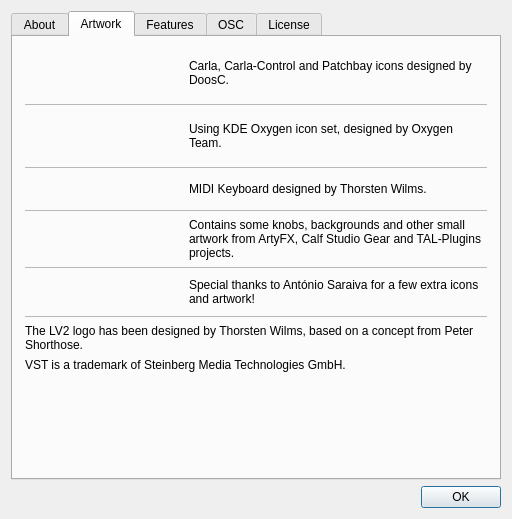
First picture: the form in resources/ui/carla_about.ui, repository falkTX/Carla, before the edit.
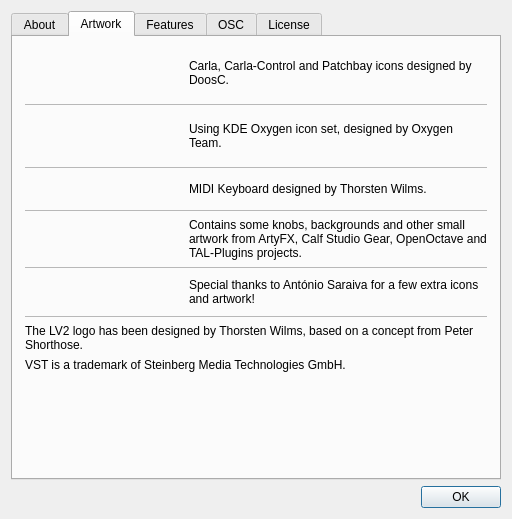
Second picture: the form after the edit. The open tabs and pages were chosen to show the change. Icons and pictures are not drawn.

Commit message: Mention OpenOctave in about artwork section

```diff
--- a/resources/ui/carla_about.ui
+++ b/resources/ui/carla_about.ui
@@ -227,7 +227,7 @@
           </sizepolicy>
          </property>
          <property name="text">
-          <string>Contains some knobs, backgrounds and other small artwork from ArtyFX, Calf Studio Gear and TAL-Plugins projects.</string>
+          <string>Contains some knobs, backgrounds and other small artwork from ArtyFX, Calf Studio Gear, OpenOctave and TAL-Plugins projects.</string>
          </property>
          <property name="wordWrap">
           <bool>true</bool>
```
